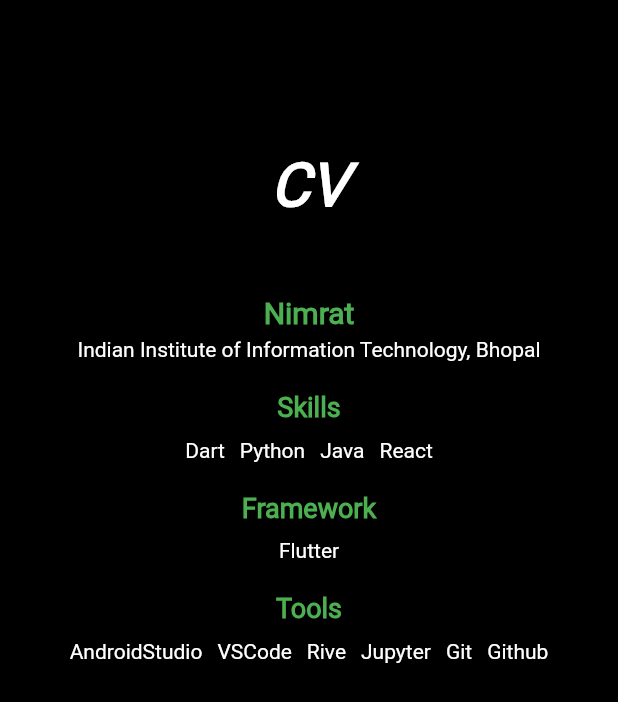
After one commit to wahyush04/CV_Flutter_Contribution, a Flutter app: the screen it shows after launch, scrolled down 64 dp, after a tap on "Nimrat", on a phone screen of 412 x 824 dp. The commit adds this screen. Shown: the top 702 px of the screen. Run offline on Flutter 3.47's test engine with Material 2 defaults, Android fonts, the phone set to English and light mode, and no system bars.

Commit message:
added my profile page

```diff
--- a/lib/home.dart
+++ b/lib/home.dart
@@ -10,8 +10,8 @@ import 'package:cv_flutter_contribution/david.dart';
 import 'package:cv_flutter_contribution/lana_profile.dart';
 import 'package:cv_flutter_contribution/ayush_profile.dart';
 import 'package:cv_flutter_contribution/danushan.dart';
-
 import 'hilmykun_profile.dart';
+import 'package:cv_flutter_contribution/nimrat_profile.dart';
 
 class Home extends StatelessWidget {
   const Home({Key? key}) : super(key: key);
@@ -208,6 +208,23 @@ class Home extends StatelessWidget {
               ),
             ),
           ),
+          InkWell(
+            onTap: () {
+              Navigator.push(
+                  context,
+                  MaterialPageRoute(
+                      builder: (context) => const NimratProfile()));
+            },
+            child: const Card(
+              child: ListTile(
+                leading: Icon(
+                  Icons.android_rounded,
+                  color: Colors.teal,
+                ),
+                title: Text("Nimrat"),
+              ),
+            ),
+          ),
         ],
       ),
     );
--- /dev/null
+++ b/lib/nimrat_profile.dart
@@ -0,0 +1,141 @@
+// ignore_for_file: prefer_const_constructors
+
+import 'package:flutter/material.dart';
+
+class NimratProfile extends StatelessWidget {
+  const NimratProfile({Key? key}) : super(key: key);
+
+  @override
+  Widget build(BuildContext context) {
+    return Scaffold(
+      backgroundColor: Colors.black,
+      body: SingleChildScrollView(
+        child: Column(
+          children: <Widget>[
+            SizedBox(
+              height: 100,
+            ),
+            Text(
+              "CV",
+              style: TextStyle(
+                  fontSize: 40,
+                  fontWeight: FontWeight.w900,
+                  color: Colors.white,
+                  fontStyle: FontStyle.italic),
+            ),
+            SizedBox(
+              height: 50,
+            ),
+            Text(
+              "Nimrat",
+              style: TextStyle(
+                  fontSize: 20,
+                  fontWeight: FontWeight.w700,
+                  color: Colors.green),
+            ),
+            SizedBox(
+              height: 5,
+            ),
+            Text(
+              "Indian Institute of Information Technology, Bhopal",
+              style: TextStyle(color: Colors.white),
+            ),
+            SizedBox(
+              height: 20,
+            ),
+            Text(
+              "Skills",
+              style: TextStyle(
+                  fontSize: 18,
+                  fontWeight: FontWeight.w700,
+                  color: Colors.green),
+            ),
+            SizedBox(
+              height: 10,
+            ),
+            Row(
+              mainAxisAlignment: MainAxisAlignment.center,
+              children: const [
+                Text(
+                  "Dart",
+                  style: TextStyle(color: Colors.white),
+                ),
+                SizedBox(
+                  width: 10,
+                ),
+                Text("Python", style: TextStyle(color: Colors.white)),
+                SizedBox(
+                  width: 10,
+                ),
+                Text("Java", style: TextStyle(color: Colors.white)),
+                SizedBox(
+                  width: 10,
+                ),
+                Text("React", style: TextStyle(color: Colors.white))
+              ],
+            ),
+            SizedBox(
+              height: 20,
+            ),
+            Text(
+              "Framework",
+              style: TextStyle(
+                  color: Colors.green,
+                  fontSize: 18,
+                  fontWeight: FontWeight.w700),
+            ),
+            SizedBox(
+              height: 10,
+            ),
+            Text(
+              "Flutter",
+              style: TextStyle(color: Colors.white),
+            ),
+            SizedBox(
+              height: 20,
+            ),
+            Text(
+              "Tools",
+              style: TextStyle(
+                  color: Colors.green,
+                  fontSize: 18,
+                  fontWeight: FontWeight.w700),
+            ),
+            SizedBox(
+              height: 10,
+            ),
+            Row(
+              mainAxisAlignment: MainAxisAlignment.center,
+              children: const [
+                Text(
+                  "AndroidStudio",
+                  style: TextStyle(color: Colors.white),
+                ),
+                SizedBox(
+                  width: 10,
+                ),
+                Text("VSCode", style: TextStyle(color: Colors.white)),
+                SizedBox(
+                  width: 10,
+                ),
+                Text("Rive", style: TextStyle(color: Colors.white)),
+                SizedBox(
+                  width: 10,
+                ),
+                Text("Jupyter", style: TextStyle(color: Colors.white)),
+                SizedBox(
+                  width: 10,
+                ),
+                Text("Git", style: TextStyle(color: Colors.white)),
+                SizedBox(
+                  width: 10,
+                ),
+                Text("Github", style: TextStyle(color: Colors.white))
+              ],
+            )
+          ],
+        ),
+      ),
+    );
+  }
+}
```
Also changed, not shown: images/nimrat.png (added).
